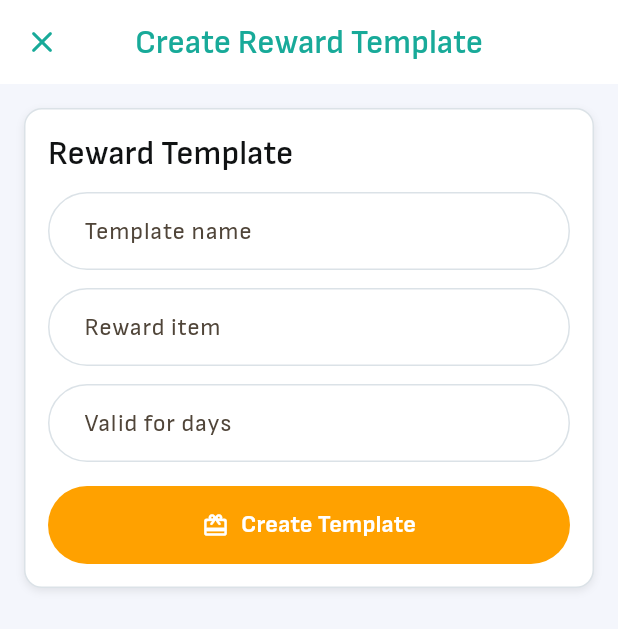
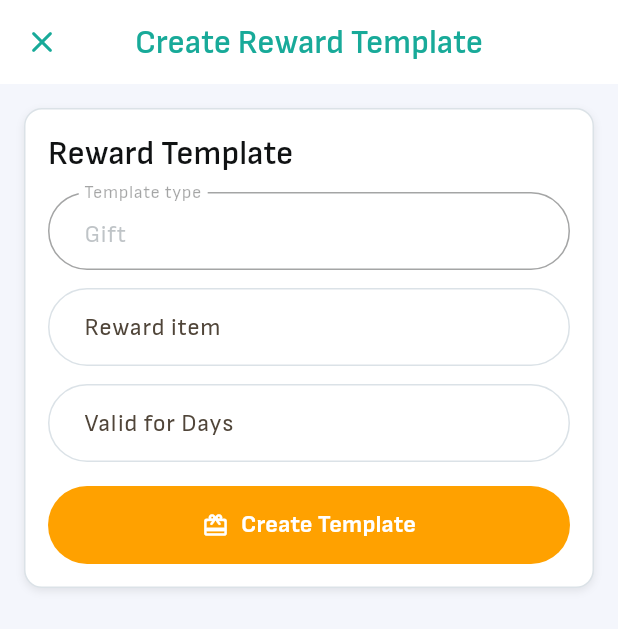
Before and after one commit to abiyarilangeroudi-sudo/zomia, a Flutter app: the OwnerRewardTemplateCreateDialog screen opened directly with empty values, on a phone screen of 412 x 824 dp. Shown: the top 629 px of the screen. Run offline on Flutter 3.47's test engine with Material 3 defaults, Android fonts, the light colour scheme and no system bars; our stand-ins replace dio, flutter_riverpod, flutter_secure_storage, flutter_svg, go_router, qr_flutter and 1 more; missing offline and left inert: mobile_scanner; accounts and stored records are empty.

Commit message:
Polish owner reward template flow

```diff
--- a/frontend/lib/app/app_version.dart
+++ b/frontend/lib/app/app_version.dart
@@ -3,11 +3,11 @@ class AppVersion {
 
   static const name = String.fromEnvironment(
     'APP_VERSION_NAME',
-    defaultValue: '1.0.127',
+    defaultValue: '1.0.128',
   );
   static const build = String.fromEnvironment(
     'APP_VERSION_BUILD',
-    defaultValue: '128',
+    defaultValue: '129',
   );
   static const label = 'Version $name ($build)';
 }
--- a/frontend/lib/features/owner_setup/presentation/owner_campaign_widgets.dart
+++ b/frontend/lib/features/owner_setup/presentation/owner_campaign_widgets.dart
@@ -122,7 +122,7 @@ class OwnerCampaignCreateDialog extends StatelessWidget {
                       .map(
                         (template) => SelectFieldOption(
                           value: template.id,
-                          label: template.name,
+                          label: ownerRewardTemplateOptionLabel(template),
                         ),
                       )
                       .toList(),
--- a/frontend/lib/features/owner_setup/presentation/owner_loyalty_dialogs.dart
+++ b/frontend/lib/features/owner_setup/presentation/owner_loyalty_dialogs.dart
@@ -95,8 +95,6 @@ Future<void> openOwnerRewardTemplateCreateDialog(
       builder: (context) => AnimatedBuilder(
         animation: controller,
         builder: (context, _) => OwnerRewardTemplateCreateDialog(
-          rewardNameController:
-              controller.rewardTemplateForm.rewardNameController,
           giftNameController: controller.rewardTemplateForm.giftNameController,
           validDaysController:
               controller.rewardTemplateForm.validDaysController,
--- a/frontend/lib/features/owner_setup/presentation/owner_reward_template_widgets.dart
+++ b/frontend/lib/features/owner_setup/presentation/owner_reward_template_widgets.dart
@@ -21,7 +21,7 @@ class OwnerRewardTemplateListCard extends StatelessWidget {
           items: rewardTemplates
               .map(
                 (template) => OwnerSimpleListItem(
-                  title: template.name,
+                  title: ownerRewardTemplateTypeLabel(template),
                   subtitle: ownerRewardTemplateSubtitle(template),
                 ),
               )
@@ -35,7 +35,6 @@ class OwnerRewardTemplateListCard extends StatelessWidget {
 class OwnerRewardTemplateCreateDialog extends StatelessWidget {
   const OwnerRewardTemplateCreateDialog({
     super.key,
-    required this.rewardNameController,
     required this.giftNameController,
     required this.validDaysController,
     this.errorMessage,
@@ -44,7 +43,6 @@ class OwnerRewardTemplateCreateDialog extends StatelessWidget {
     required this.onCreate,
   });
 
-  final TextEditingController rewardNameController;
   final TextEditingController giftNameController;
   final TextEditingController validDaysController;
   final String? errorMessage;
@@ -73,22 +71,18 @@ class OwnerRewardTemplateCreateDialog extends StatelessWidget {
                 ),
                 const SizedBox(height: 12),
               ],
-              AppTextField(
-                controller: rewardNameController,
-                label: 'Template name',
-                hint: 'e.g. Free coffee reward',
-              ),
+              const _TemplateTypeField(),
               const SizedBox(height: 12),
               AppTextField(
                 controller: giftNameController,
                 label: 'Reward item',
-                hint: 'e.g. One free coffee',
+                hint: 'Free Coffee',
               ),
               const SizedBox(height: 12),
               AppTextField(
                 controller: validDaysController,
-                label: 'Valid for days',
-                hint: 'e.g. 30',
+                label: 'Valid for Days',
+                hint: '30',
                 keyboardType: TextInputType.number,
               ),
               const SizedBox(height: 16),
@@ -112,3 +106,19 @@ class OwnerRewardTemplateCreateDialog extends StatelessWidget {
     );
   }
 }
+
+class _TemplateTypeField extends StatelessWidget {
+  const _TemplateTypeField();
+
+  @override
+  Widget build(BuildContext context) {
+    return SizedBox(
+      height: 52,
+      child: TextFormField(
+        initialValue: 'Gift',
+        enabled: false,
+        decoration: const InputDecoration(labelText: 'Template type'),
+      ),
+    );
+  }
+}
--- a/frontend/lib/features/owner_setup/presentation/owner_setup_forms.dart
+++ b/frontend/lib/features/owner_setup/presentation/owner_setup_forms.dart
@@ -175,20 +175,16 @@ class OwnerCampaignForm {
 }
 
 class OwnerRewardTemplateForm {
-  final rewardNameController = TextEditingController();
   final giftNameController = TextEditingController();
   final validDaysController = TextEditingController();
 
-  String get name => rewardNameController.text.trim();
+  String get giftName => giftNameController.text.trim();
 
-  String get giftName => giftNameController.text.trim();
+  String get name => giftName;
 
   int? get validDays => int.tryParse(validDaysController.text.trim());
 
   String? validate() {
-    if (name.isEmpty) {
-      return 'Enter a template name.';
-    }
     if (giftName.isEmpty) {
       return 'Enter a reward item.';
     }
@@ -200,13 +196,11 @@ class OwnerRewardTemplateForm {
   }
 
   void reset() {
-    rewardNameController.clear();
     giftNameController.clear();
     validDaysController.clear();
   }
 
   void dispose() {
-    rewardNameController.dispose();
     giftNameController.dispose();
     validDaysController.dispose();
   }
--- a/frontend/pubspec.yaml
+++ b/frontend/pubspec.yaml
@@ -2,7 +2,7 @@ name: zomia_frontend
 description: "Zomia MVP Flutter application."
 publish_to: 'none'
 
-version: 1.0.127+128
+version: 1.0.128+129
 
 environment:
   sdk: ^3.12.1
```
Also changed, not shown: frontend/lib/features/owner_setup/presentation/owner_presenter.dart (+16 -1 lines), 1 other file.
